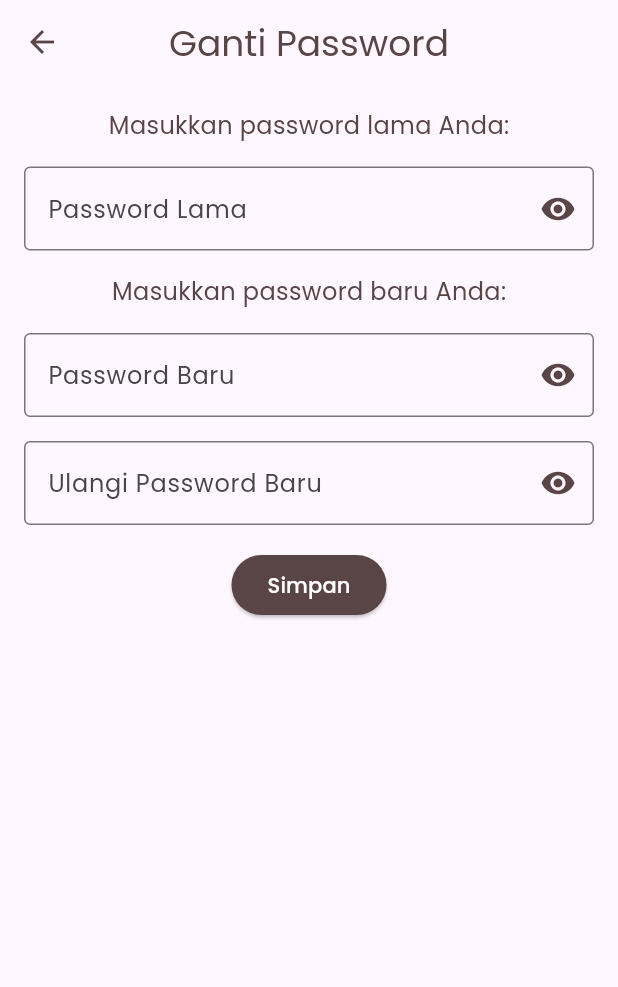
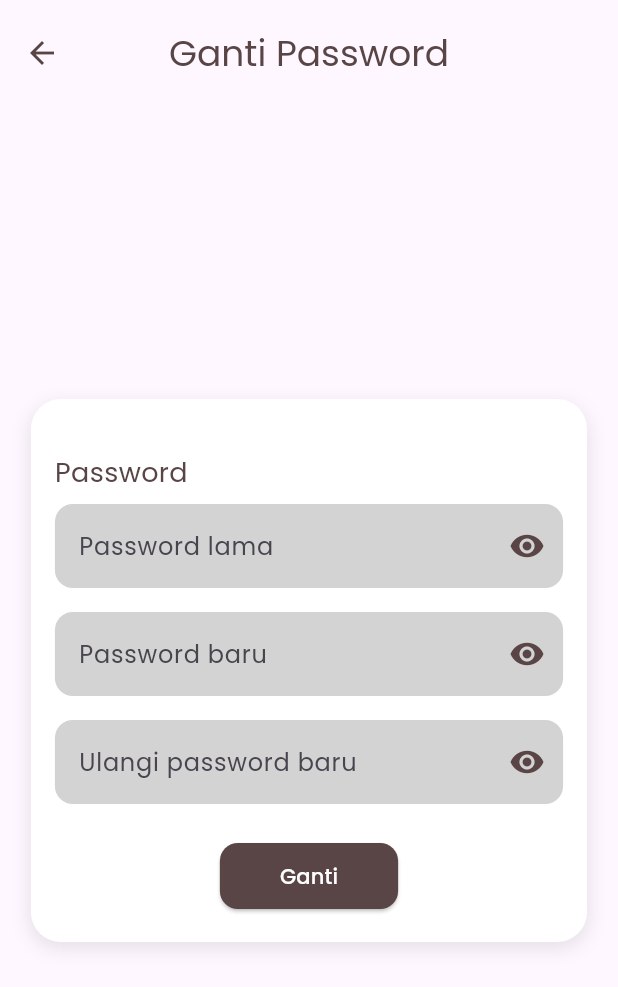
Before and after one commit to FaisalRidho12/apps_mobile, a Flutter app: the ChangePasswordWidget screen opened directly, on a phone screen of 412 x 824 dp. Shown: the top 987 px of the screen. Run offline on Flutter 3.47's test engine with Material 3 defaults, Android fonts, the phone set to English and light mode, and no system bars; our stand-ins replace audioplayers, cloud_firestore, firebase_auth, firebase_core, flutter_local_notifications, google_fonts and 1 more; missing offline and left inert: android_alarm_manager_plus, workmanager; accounts and stored records are empty; generated files the repository leaves out were written again.

Commit message:
Update profile.dart
tampilan ganti pw

```diff
--- a/lib/pages/profile.dart
+++ b/lib/pages/profile.dart
@@ -8,16 +8,13 @@ import 'package:google_fonts/google_fonts.dart';
 
 class ProfileScreen extends StatefulWidget {
   const ProfileScreen({super.key});
-
   @override
   _ProfileScreenState createState() => _ProfileScreenState();
 }
-
 class _ProfileScreenState extends State<ProfileScreen> {
   int _currentIndex = 2;
   User? user;
   String displayName = 'Username';
-
   @override
   void initState() {
     super.initState();
@@ -26,7 +23,6 @@ class _ProfileScreenState extends State<ProfileScreen> {
       _fetchUsername();
     }
   }
-
   Future<void> _fetchUsername() async {
     try {
       DocumentSnapshot snapshot = await FirebaseFirestore.instance
@@ -44,7 +40,6 @@ class _ProfileScreenState extends State<ProfileScreen> {
       print('Error fetching username: $e');
     }
   }
-
   @override
   Widget build(BuildContext context) {
     return Scaffold(
@@ -91,7 +86,6 @@ class _ProfileScreenState extends State<ProfileScreen> {
       bottomNavigationBar: _buildBottomNavigationBar(),
     );
   }
-
   Widget _buildMenuItem(BuildContext context, IconData icon, String title, VoidCallback onTap) {
     return GestureDetector(
       onTap: onTap,
@@ -123,7 +117,6 @@ class _ProfileScreenState extends State<ProfileScreen> {
       ),
     );
   }
-
   Widget _buildBottomNavigationBar() {
     return BottomNavigationBar(
       currentIndex: _currentIndex,
@@ -165,7 +158,6 @@ class _ProfileScreenState extends State<ProfileScreen> {
     );
   }
 }
-
 class SettingsScreen extends StatelessWidget {
   const SettingsScreen({super.key});
 
@@ -222,7 +214,6 @@ class SettingsScreen extends StatelessWidget {
       ),
     );
   }
-
   Widget _buildAccountMenuItem(IconData icon, String title, VoidCallback onTap) {
     return GestureDetector(
       onTap: onTap,
@@ -255,7 +246,6 @@ class SettingsScreen extends StatelessWidget {
       ),
     );
   }
-
   void _showDeleteAccountDialog(BuildContext context) {
     showDialog(
       context: context,
@@ -280,16 +270,13 @@ class SettingsScreen extends StatelessWidget {
             TextButton(
               onPressed: () async {
                 Navigator.of(context).pop();
-
                 final user = FirebaseAuth.instance.currentUser;
-
                 if (user != null) {
                   try {
                     await FirebaseFirestore.instance
                         .collection('users')
                         .doc(user.uid)
                         .delete();
-
                     await user.delete();
                     await FirebaseAuth.instance.signOut();
                   } catch (e) {
@@ -307,7 +294,6 @@ class SettingsScreen extends StatelessWidget {
       },
     );
   }
-
   void _showLogoutConfirmationDialog(BuildContext context) {
     showDialog(
       context: context,
@@ -362,7 +348,6 @@ class _ChangePasswordWidgetState extends State<ChangePasswordWidget> {
   final TextEditingController _newPasswordController = TextEditingController();
   final TextEditingController _confirmPasswordController = TextEditingController();
   final FirebaseAuth _auth = FirebaseAuth.instance;
-
   bool _isLoading = false;
   bool _oldPasswordVisible = false;
   bool _newPasswordVisible = false;
@@ -372,7 +357,6 @@ class _ChangePasswordWidgetState extends State<ChangePasswordWidget> {
     setState(() {
       _isLoading = true;
     });
-
     try {
       User? user = _auth.currentUser;
       String email = user?.email ?? '';
@@ -478,23 +462,45 @@ class _ChangePasswordWidgetState extends State<ChangePasswordWidget> {
           icon: const Icon(Icons.arrow_back, color: Color(0xFF594545)),
           onPressed: () => Navigator.of(context).pop(),
         ),
+        toolbarHeight: 70, // Mengurangi tinggi toolbar untuk mendekatkan judul ke konten
       ),
-      body: Padding(
-        padding: const EdgeInsets.all(16.0),
+      body: Center(
+        child: Container(
+          width: MediaQuery.of(context).size.width * 0.9,
+          padding: const EdgeInsets.symmetric(horizontal: 16, vertical: 20),
+          decoration: BoxDecoration(
+            color: Colors.white,
+            borderRadius: BorderRadius.circular(20),
+            boxShadow: [
+              BoxShadow(
+                color: Colors.black.withOpacity(0.1),
+                blurRadius: 10,
+                offset: const Offset(0, 4),
+              ),
+            ],
+          ),
           child: Column(
+            mainAxisSize: MainAxisSize.min,
+            crossAxisAlignment: CrossAxisAlignment.start,
             children: [
+              const SizedBox(height: 16), // Menambah jarak untuk menyesuaikan posisi
               Text(
-              'Masukkan password lama Anda:',
-              style: GoogleFonts.poppins(fontSize: 16, color: const Color(0xFF594545)),
+                'Password',
+                style: GoogleFonts.poppins(fontSize: 18, color: const Color(0xFF594545)),
               ),
-            const SizedBox(height: 16),
+              const SizedBox(height: 8),
               TextField(
                 controller: _oldPasswordController,
                 obscureText: !_oldPasswordVisible,
                 decoration: InputDecoration(
-                border: const OutlineInputBorder(),
-                labelText: 'Password Lama',
-                labelStyle: GoogleFonts.poppins(),
+                  filled: true,
+                  fillColor: const Color(0xFFD3D3D3),
+                  border: OutlineInputBorder(
+                    borderRadius: BorderRadius.circular(12),
+                    borderSide: BorderSide.none,
+                  ),
+                  hintText: 'Password lama',
+                  hintStyle: GoogleFonts.poppins(),
                   suffixIcon: IconButton(
                     icon: Icon(
                       _oldPasswordVisible ? Icons.visibility_off : Icons.visibility,
@@ -509,18 +515,18 @@ class _ChangePasswordWidgetState extends State<ChangePasswordWidget> {
                 ),
               ),
               const SizedBox(height: 16),
-            Text(
-              'Masukkan password baru Anda:',
-              style: GoogleFonts.poppins(fontSize: 16, color: const Color(0xFF594545)),
-            ),
-            const SizedBox(height: 16),
               TextField(
                 controller: _newPasswordController,
                 obscureText: !_newPasswordVisible,
                 decoration: InputDecoration(
-                border: const OutlineInputBorder(),
-                labelText: 'Password Baru',
-                labelStyle: GoogleFonts.poppins(),
+                  filled: true,
+                  fillColor: const Color(0xFFD3D3D3),
+                  border: OutlineInputBorder(
+                    borderRadius: BorderRadius.circular(12),
+                    borderSide: BorderSide.none,
+                  ),
+                  hintText: 'Password baru',
+                  hintStyle: GoogleFonts.poppins(),
                   suffixIcon: IconButton(
                     icon: Icon(
                       _newPasswordVisible ? Icons.visibility_off : Icons.visibility,
@@ -539,9 +545,14 @@ class _ChangePasswordWidgetState extends State<ChangePasswordWidget> {
                 controller: _confirmPasswordController,
                 obscureText: !_confirmPasswordVisible,
                 decoration: InputDecoration(
-                border: const OutlineInputBorder(),
-                labelText: 'Ulangi Password Baru',
-                labelStyle: GoogleFonts.poppins(),
+                  filled: true,
+                  fillColor: const Color(0xFFD3D3D3),
+                  border: OutlineInputBorder(
+                    borderRadius: BorderRadius.circular(12),
+                    borderSide: BorderSide.none,
+                  ),
+                  hintText: 'Ulangi password baru',
+                  hintStyle: GoogleFonts.poppins(),
                   suffixIcon: IconButton(
                     icon: Icon(
                       _confirmPasswordVisible ? Icons.visibility_off : Icons.visibility,
@@ -555,22 +566,29 @@ class _ChangePasswordWidgetState extends State<ChangePasswordWidget> {
                   ),
                 ),
               ),
-            const SizedBox(height: 16),
-            _isLoading
+              const SizedBox(height: 24),
+              Center(
+                child: _isLoading
                     ? const CircularProgressIndicator()
                     : ElevatedButton(
                         onPressed: _changePassword,
                         child: Text(
-                      'Simpan',
+                          'Ganti',
                           style: GoogleFonts.poppins(color: Colors.white),
                         ),
                         style: ElevatedButton.styleFrom(
                           backgroundColor: const Color(0xFF594545),
+                          padding: const EdgeInsets.symmetric(horizontal: 40, vertical: 12),
+                          shape: RoundedRectangleBorder(
+                            borderRadius: BorderRadius.circular(12),
+                          ),
+                        ),
                       ),
               ),
             ],
           ),
         ),
+      ),
     );
   }
 }
```
Lines whose indentation alone changed are shown as unchanged.
